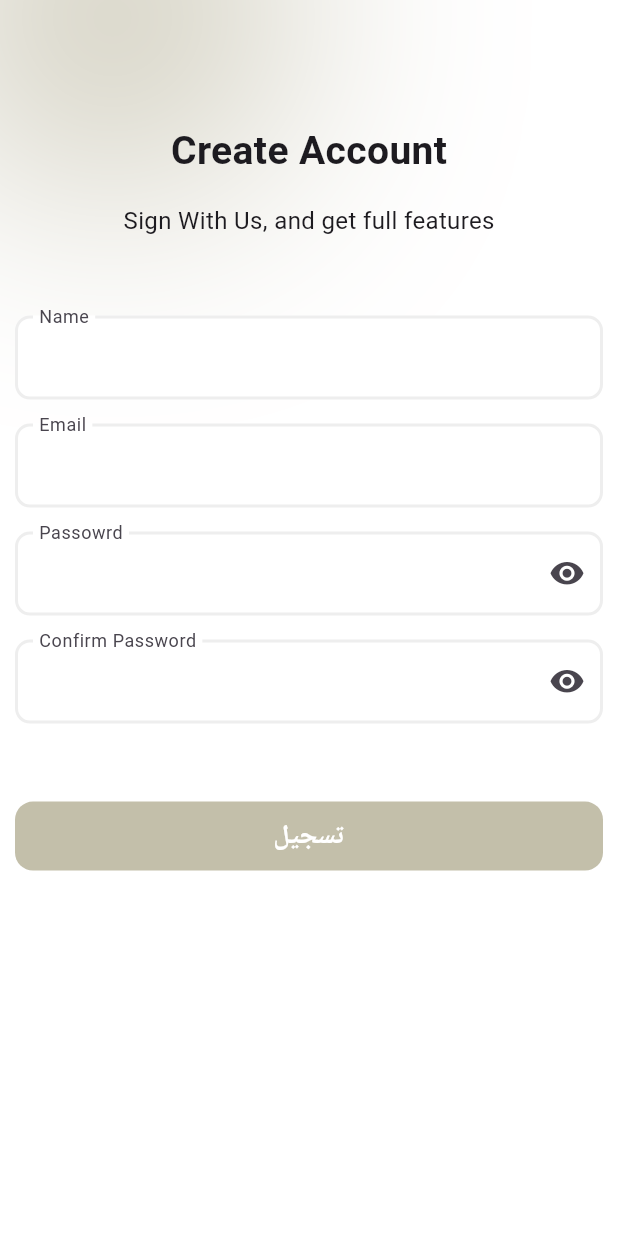
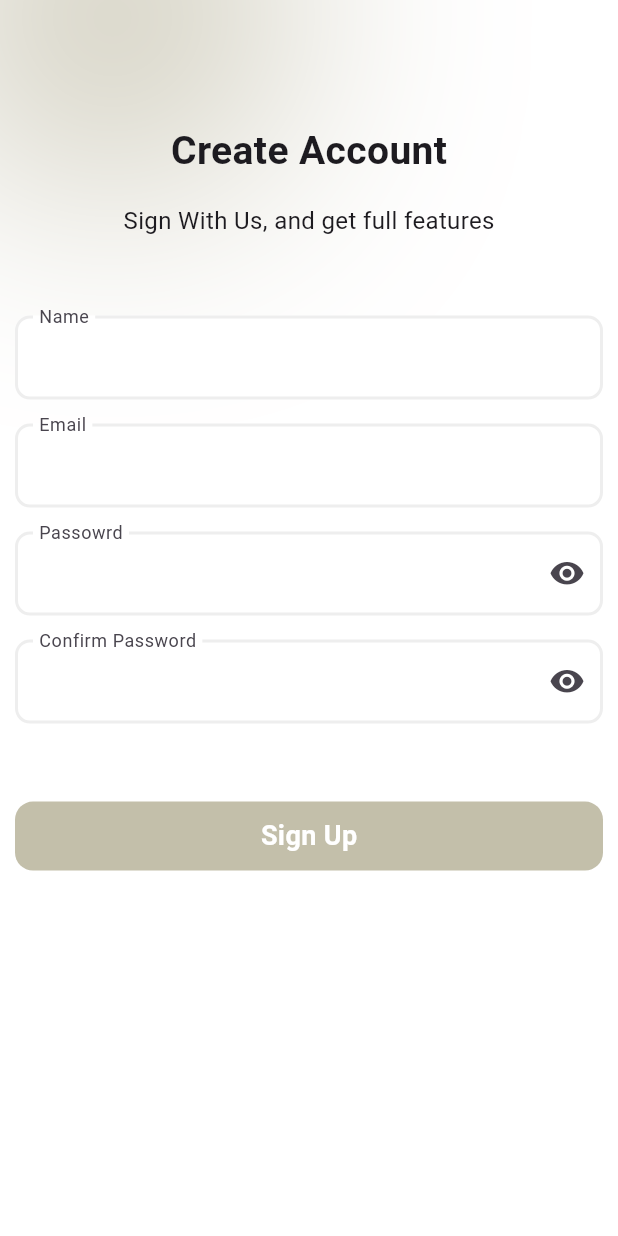
Before and after one commit to mahmoudSobhiAwad/shopify, a Flutter app: the screen it shows after launch, on a phone screen of 412 x 824 dp. Run offline on Flutter 3.47's test engine with Material 3 defaults, Android fonts, the phone set to English and light mode, and no system bars.

Commit message:
Update sign_up_button.dart

```diff
--- a/lib/features/sign_up/presentation/widgets/sign_up_button.dart
+++ b/lib/features/sign_up/presentation/widgets/sign_up_button.dart
@@ -16,7 +16,7 @@ class SignUpButton extends StatelessWidget {
   Widget build(BuildContext context) {
     return CustomPushContainerButton(
       padding: const EdgeInsets.symmetric(horizontal: 20, vertical: 10),
-      pushButtomText: "تسجيل",
+      pushButtomText: "Sign Up",
       onTap: () {
         // using at end the validation of all validation method in form widget
         if (formKey.currentState!.validate()) {
```
